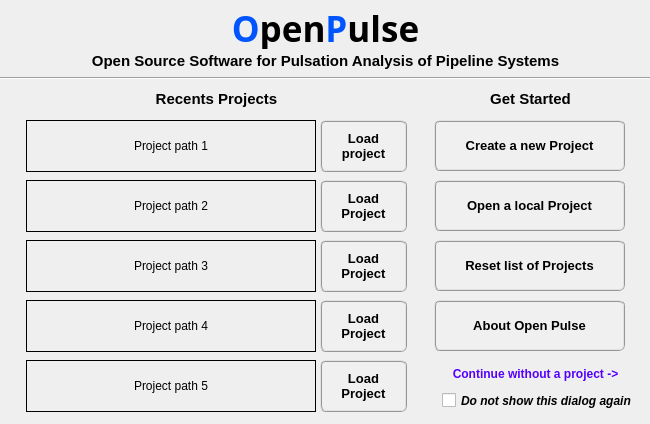
Before: the Qt Designer form pulse/interface/ui_files/project/get_started_input.ui in open-pulse/OpenPulse, drawn with Qt 5.
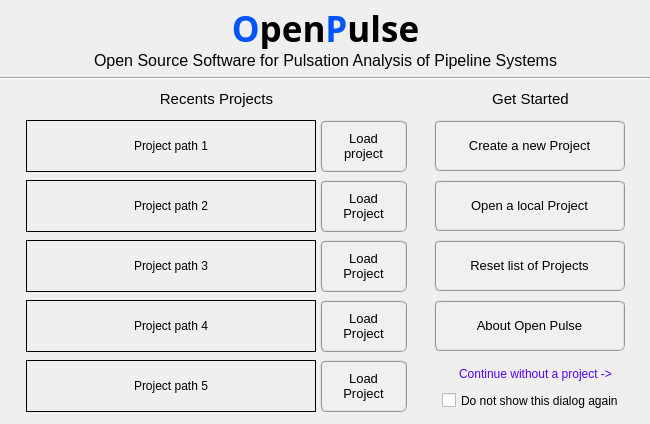
After: the same form once the commit is applied. Icons and pictures are not drawn.

```diff
--- a/pulse/interface/ui_files/project/get_started_input.ui
+++ b/pulse/interface/ui_files/project/get_started_input.ui
@@ -51,17 +51,17 @@
     </property>
     <property name="font">
      <font>
-      <family>MS Shell Dlg 2</family>
       <pointsize>10</pointsize>
-      <weight>75</weight>
+      <weight>50</weight>
       <italic>false</italic>
-      <bold>true</bold>
+      <bold>false</bold>
      </font>
     </property>
     <property name="styleSheet">
-     <string notr="true">QPushButton{border-radius: 6px; border-color: rgb(150, 150, 150); border-style: ridge; border-width: 2px; color: rgb(0, 0, 0); background-color: rgb(240, 240, 240); font: 75 bold 10pt &quot;MS Shell Dlg 2&quot;}
-QPushButton:hover{border-radius: 6px; border-color: rgb(0, 170, 255); border-style: ridge; border-width: 2px; color: rgb(0, 0, 0); background-color: rgba(174, 213, 255, 100); font: 75 bold 10pt &quot;MS Shell Dlg 2&quot;}
-QPushButton:pressed{border-radius: 6px; border-color: rgb(0, 170, 255); border-style: ridge; border-width: 3px; color: rgb(0, 0, 0); background-color: rgb(174, 213, 255); font: 75 bold 10pt &quot;MS Shell Dlg 2&quot;}</string>
+     <string notr="true">QPushButton{border-radius: 6px; border-color: rgb(150, 150, 150); border-style: ridge; border-width: 2px; color: rgb(0, 0, 0); background-color: rgb(240, 240, 240)}
+QPushButton:hover{border-radius: 6px; border-color: rgb(0, 170, 255); border-style: ridge; border-width: 2px; color: rgb(0, 0, 0); background-color: rgba(174, 213, 255, 100)}
+QPushButton:pressed{border-radius: 6px; border-color: rgb(0, 170, 255); border-style: ridge; border-width: 2px; color: rgb(0, 0, 0); background-color: rgb(174, 213, 255)}
+QPushButton:disabled{border-radius: 6px; border-color: rgb(150, 150, 150); border-style: ridge; border-width: 0px; color: rgb(150,150, 150); background-color: rgb(220, 220, 220)}</string>
     </property>
     <property name="text">
      <string>Open a local Project</string>
@@ -91,17 +91,17 @@
     </property>
     <property name="font">
      <font>
-      <family>MS Shell Dlg 2</family>
       <pointsize>10</pointsize>
-      <weight>75</weight>
+      <weight>50</weight>
       <italic>false</italic>
-      <bold>true</bold>
+      <bold>false</bold>
      </font>
     </property>
     <property name="styleSheet">
-     <string notr="true">QPushButton{border-radius: 6px; border-color: rgb(150, 150, 150); border-style: ridge; border-width: 2px; color: rgb(0, 0, 0); background-color: rgb(240, 240, 240); font: 75 bold 10pt &quot;MS Shell Dlg 2&quot;}
-QPushButton:hover{border-radius: 6px; border-color: rgb(0, 170, 255); border-style: ridge; border-width: 2px; color: rgb(0, 0, 0); background-color: rgba(174, 213, 255, 100); font: 75 bold 10pt &quot;MS Shell Dlg 2&quot;}
-QPushButton:pressed{border-radius: 6px; border-color: rgb(0, 170, 255); border-style: ridge; border-width: 3px; color: rgb(0, 0, 0); background-color: rgb(174, 213, 255); font: 75 bold 10pt &quot;MS Shell Dlg 2&quot;}</string>
+     <string notr="true">QPushButton{border-radius: 6px; border-color: rgb(150, 150, 150); border-style: ridge; border-width: 2px; color: rgb(0, 0, 0); background-color: rgb(240, 240, 240)}
+QPushButton:hover{border-radius: 6px; border-color: rgb(0, 170, 255); border-style: ridge; border-width: 2px; color: rgb(0, 0, 0); background-color: rgba(174, 213, 255, 100)}
+QPushButton:pressed{border-radius: 6px; border-color: rgb(0, 170, 255); border-style: ridge; border-width: 2px; color: rgb(0, 0, 0); background-color: rgb(174, 213, 255)}
+QPushButton:disabled{border-radius: 6px; border-color: rgb(150, 150, 150); border-style: ridge; border-width: 0px; color: rgb(150,150, 150); background-color: rgb(220, 220, 220)}</string>
     </property>
     <property name="text">
      <string>Create a new Project</string>
@@ -131,17 +131,17 @@
     </property>
     <property name="font">
      <font>
-      <family>MS Shell Dlg 2</family>
       <pointsize>10</pointsize>
-      <weight>75</weight>
+      <weight>50</weight>
       <italic>false</italic>
-      <bold>true</bold>
+      <bold>false</bold>
      </font>
     </property>
     <property name="styleSheet">
-     <string notr="true">QPushButton{border-radius: 6px; border-color: rgb(150, 150, 150); border-style: ridge; border-width: 2px; color: rgb(0, 0, 0); background-color: rgb(240, 240, 240); font: 75 bold 10pt &quot;MS Shell Dlg 2&quot;}
-QPushButton:hover{border-radius: 6px; border-color: rgb(0, 170, 255); border-style: ridge; border-width: 2px; color: rgb(0, 0, 0); background-color: rgba(174, 213, 255, 100); font: 75 bold 10pt &quot;MS Shell Dlg 2&quot;}
-QPushButton:pressed{border-radius: 6px; border-color: rgb(0, 170, 255); border-style: ridge; border-width: 3px; color: rgb(0, 0, 0); background-color: rgb(174, 213, 255); font: 75 bold 10pt &quot;MS Shell Dlg 2&quot;}</string>
+     <string notr="true">QPushButton{border-radius: 6px; border-color: rgb(150, 150, 150); border-style: ridge; border-width: 2px; color: rgb(0, 0, 0); background-color: rgb(240, 240, 240)}
+QPushButton:hover{border-radius: 6px; border-color: rgb(0, 170, 255); border-style: ridge; border-width: 2px; color: rgb(0, 0, 0); background-color: rgba(174, 213, 255, 100)}
+QPushButton:pressed{border-radius: 6px; border-color: rgb(0, 170, 255); border-style: ridge; border-width: 2px; color: rgb(0, 0, 0); background-color: rgb(174, 213, 255)}
+QPushButton:disabled{border-radius: 6px; border-color: rgb(150, 150, 150); border-style: ridge; border-width: 0px; color: rgb(150,150, 150); background-color: rgb(220, 220, 220)}</string>
     </property>
     <property name="text">
      <string>Reset list of Projects</string>
@@ -206,8 +206,6 @@
     <property name="font">
      <font>
       <pointsize>9</pointsize>
-      <weight>75</weight>
-      <bold>true</bold>
      </font>
     </property>
     <property name="text">
@@ -228,11 +226,7 @@
     </property>
     <property name="font">
      <font>
-      <family>Arial</family>
       <pointsize>9</pointsize>
-      <weight>75</weight>
-      <italic>true</italic>
-      <bold>true</bold>
      </font>
     </property>
     <property name="text">
@@ -250,17 +244,17 @@
     </property>
     <property name="font">
      <font>
-      <family>MS Shell Dlg 2</family>
       <pointsize>10</pointsize>
-      <weight>75</weight>
+      <weight>50</weight>
       <italic>false</italic>
-      <bold>true</bold>
+      <bold>false</bold>
      </font>
     </property>
     <property name="styleSheet">
-     <string notr="true">QPushButton{border-radius: 6px; border-color: rgb(150, 150, 150); border-style: ridge; border-width: 2px; color: rgb(0, 0, 0); background-color: rgb(240, 240, 240); font: 75 bold 10pt &quot;MS Shell Dlg 2&quot;}
-QPushButton:hover{border-radius: 6px; border-color: rgb(0, 170, 255); border-style: ridge; border-width: 2px; color: rgb(0, 0, 0); background-color: rgba(174, 213, 255, 100); font: 75 bold 10pt &quot;MS Shell Dlg 2&quot;}
-QPushButton:pressed{border-radius: 6px; border-color: rgb(0, 170, 255); border-style: ridge; border-width: 3px; color: rgb(0, 0, 0); background-color: rgb(174, 213, 255); font: 75 bold 10pt &quot;MS Shell Dlg 2&quot;}</string>
+     <string notr="true">QPushButton{border-radius: 6px; border-color: rgb(150, 150, 150); border-style: ridge; border-width: 2px; color: rgb(0, 0, 0); background-color: rgb(240, 240, 240)}
+QPushButton:hover{border-radius: 6px; border-color: rgb(0, 170, 255); border-style: ridge; border-width: 2px; color: rgb(0, 0, 0); background-color: rgba(174, 213, 255, 100)}
+QPushButton:pressed{border-radius: 6px; border-color: rgb(0, 170, 255); border-style: ridge; border-width: 2px; color: rgb(0, 0, 0); background-color: rgb(174, 213, 255)}
+QPushButton:disabled{border-radius: 6px; border-color: rgb(150, 150, 150); border-style: ridge; border-width: 0px; color: rgb(150,150, 150); background-color: rgb(220, 220, 220)}</string>
     </property>
     <property name="text">
      <string>About Open Pulse</string>
@@ -337,11 +331,10 @@
    </property>
    <property name="font">
     <font>
-     <family>MS Shell Dlg 2</family>
-     <pointsize>11</pointsize>
-     <weight>75</weight>
+     <pointsize>12</pointsize>
+     <weight>50</weight>
      <italic>false</italic>
-     <bold>true</bold>
+     <bold>false</bold>
     </font>
    </property>
    <property name="text">
@@ -362,10 +355,9 @@
    </property>
    <property name="font">
     <font>
-     <family>MS Shell Dlg 2</family>
      <pointsize>11</pointsize>
-     <weight>75</weight>
-     <bold>true</bold>
+     <weight>50</weight>
+     <bold>false</bold>
     </font>
    </property>
    <property name="autoFillBackground">
@@ -389,11 +381,10 @@
    </property>
    <property name="font">
     <font>
-     <family>MS Shell Dlg 2</family>
      <pointsize>11</pointsize>
-     <weight>75</weight>
+     <weight>50</weight>
      <italic>false</italic>
-     <bold>true</bold>
+     <bold>false</bold>
     </font>
    </property>
    <property name="autoFillBackground">
@@ -426,11 +417,10 @@
     </property>
     <property name="font">
      <font>
-      <family>MS Shell Dlg 2</family>
       <pointsize>10</pointsize>
-      <weight>75</weight>
+      <weight>50</weight>
       <italic>false</italic>
-      <bold>true</bold>
+      <bold>false</bold>
      </font>
     </property>
     <property name="layoutDirection">
@@ -440,9 +430,10 @@
      <bool>false</bool>
     </property>
     <property name="styleSheet">
-     <string notr="true">QPushButton{border-radius: 6px; border-color: rgb(150, 150, 150); border-style: ridge; border-width: 2px; color: rgb(0, 0, 0); background-color: rgb(240, 240, 240); font: 75 bold 10pt &quot;MS Shell Dlg 2&quot;}
-QPushButton:hover{border-radius: 6px; border-color: rgb(0, 170, 255); border-style: ridge; border-width: 2px; color: rgb(0, 0, 0); background-color: rgba(174, 213, 255, 100); font: 75 bold 10pt &quot;MS Shell Dlg 2&quot;}
-QPushButton:pressed{border-radius: 6px; border-color: rgb(0, 170, 255); border-style: ridge; border-width: 3px; color: rgb(0, 0, 0); background-color: rgb(174, 213, 255); font: 75 bold 10pt &quot;MS Shell Dlg 2&quot;}</string>
+     <string notr="true">QPushButton{border-radius: 6px; border-color: rgb(150, 150, 150); border-style: ridge; border-width: 2px; color: rgb(0, 0, 0); background-color: rgb(240, 240, 240)}
+QPushButton:hover{border-radius: 6px; border-color: rgb(0, 170, 255); border-style: ridge; border-width: 2px; color: rgb(0, 0, 0); background-color: rgba(174, 213, 255, 100)}
+QPushButton:pressed{border-radius: 6px; border-color: rgb(0, 170, 255); border-style: ridge; border-width: 2px; color: rgb(0, 0, 0); background-color: rgb(174, 213, 255)}
+QPushButton:disabled{border-radius: 6px; border-color: rgb(150, 150, 150); border-style: ridge; border-width: 0px; color: rgb(150,150, 150); background-color: rgb(220, 220, 220)}</string>
     </property>
     <property name="text">
      <string>Load 
@@ -515,11 +506,10 @@
     </property>
     <property name="font">
      <font>
-      <family>MS Shell Dlg 2</family>
       <pointsize>10</pointsize>
-      <weight>75</weight>
+      <weight>50</weight>
       <italic>false</italic>
-      <bold>true</bold>
+      <bold>false</bold>
      </font>
     </property>
     <property name="layoutDirection">
@@ -529,9 +519,10 @@
      <bool>false</bool>
     </property>
     <property name="styleSheet">
-     <string notr="true">QPushButton{border-radius: 6px; border-color: rgb(150, 150, 150); border-style: ridge; border-width: 2px; color: rgb(0, 0, 0); background-color: rgb(240, 240, 240); font: 75 bold 10pt &quot;MS Shell Dlg 2&quot;}
-QPushButton:hover{border-radius: 6px; border-color: rgb(0, 170, 255); border-style: ridge; border-width: 2px; color: rgb(0, 0, 0); background-color: rgba(174, 213, 255, 100); font: 75 bold 10pt &quot;MS Shell Dlg 2&quot;}
-QPushButton:pressed{border-radius: 6px; border-color: rgb(0, 170, 255); border-style: ridge; border-width: 3px; color: rgb(0, 0, 0); background-color: rgb(174, 213, 255); font: 75 bold 10pt &quot;MS Shell Dlg 2&quot;}</string>
+     <string notr="true">QPushButton{border-radius: 6px; border-color: rgb(150, 150, 150); border-style: ridge; border-width: 2px; color: rgb(0, 0, 0); background-color: rgb(240, 240, 240)}
+QPushButton:hover{border-radius: 6px; border-color: rgb(0, 170, 255); border-style: ridge; border-width: 2px; color: rgb(0, 0, 0); background-color: rgba(174, 213, 255, 100)}
+QPushButton:pressed{border-radius: 6px; border-color: rgb(0, 170, 255); border-style: ridge; border-width: 2px; color: rgb(0, 0, 0); background-color: rgb(174, 213, 255)}
+QPushButton:disabled{border-radius: 6px; border-color: rgb(150, 150, 150); border-style: ridge; border-width: 0px; color: rgb(150,150, 150); background-color: rgb(220, 220, 220)}</string>
     </property>
     <property name="text">
      <string>Load
@@ -604,11 +595,10 @@
     </property>
     <property name="font">
      <font>
-      <family>MS Shell Dlg 2</family>
       <pointsize>10</pointsize>
-      <weight>75</weight>
+      <weight>50</weight>
       <italic>false</italic>
-      <bold>true</bold>
+      <bold>false</bold>
      </font>
     </property>
     <property name="layoutDirection">
@@ -618,9 +608,10 @@
      <bool>false</bool>
     </property>
     <property name="styleSheet">
-     <string notr="true">QPushButton{border-radius: 6px; border-color: rgb(150, 150, 150); border-style: ridge; border-width: 2px; color: rgb(0, 0, 0); background-color: rgb(240, 240, 240); font: 75 bold 10pt &quot;MS Shell Dlg 2&quot;}
-QPushButton:hover{border-radius: 6px; border-color: rgb(0, 170, 255); border-style: ridge; border-width: 2px; color: rgb(0, 0, 0); background-color: rgba(174, 213, 255, 100); font: 75 bold 10pt &quot;MS Shell Dlg 2&quot;}
-QPushButton:pressed{border-radius: 6px; border-color: rgb(0, 170, 255); border-style: ridge; border-width: 3px; color: rgb(0, 0, 0); background-color: rgb(174, 213, 255); font: 75 bold 10pt &quot;MS Shell Dlg 2&quot;}</string>
+     <string notr="true">QPushButton{border-radius: 6px; border-color: rgb(150, 150, 150); border-style: ridge; border-width: 2px; color: rgb(0, 0, 0); background-color: rgb(240, 240, 240)}
+QPushButton:hover{border-radius: 6px; border-color: rgb(0, 170, 255); border-style: ridge; border-width: 2px; color: rgb(0, 0, 0); background-color: rgba(174, 213, 255, 100)}
+QPushButton:pressed{border-radius: 6px; border-color: rgb(0, 170, 255); border-style: ridge; border-width: 2px; color: rgb(0, 0, 0); background-color: rgb(174, 213, 255)}
+QPushButton:disabled{border-radius: 6px; border-color: rgb(150, 150, 150); border-style: ridge; border-width: 0px; color: rgb(150,150, 150); background-color: rgb(220, 220, 220)}</string>
     </property>
     <property name="text">
      <string>Load
@@ -690,11 +681,10 @@
     </property>
     <property name="font">
      <font>
-      <family>MS Shell Dlg 2</family>
       <pointsize>10</pointsize>
-      <weight>75</weight>
+      <weight>50</weight>
       <italic>false</italic>
-      <bold>true</bold>
+      <bold>false</bold>
      </font>
     </property>
     <property name="layoutDirection">
@@ -704,9 +694,10 @@
      <bool>false</bool>
     </property>
     <property name="styleSheet">
-     <string notr="true">QPushButton{border-radius: 6px; border-color: rgb(150, 150, 150); border-style: ridge; border-width: 2px; color: rgb(0, 0, 0); background-color: rgb(240, 240, 240); font: 75 bold 10pt &quot;MS Shell Dlg 2&quot;}
-QPushButton:hover{border-radius: 6px; border-color: rgb(0, 170, 255); border-style: ridge; border-width: 2px; color: rgb(0, 0, 0); background-color: rgba(174, 213, 255, 100); font: 75 bold 10pt &quot;MS Shell Dlg 2&quot;}
-QPushButton:pressed{border-radius: 6px; border-color: rgb(0, 170, 255); border-style: ridge; border-width: 3px; color: rgb(0, 0, 0); background-color: rgb(174, 213, 255); font: 75 bold 10pt &quot;MS Shell Dlg 2&quot;}</string>
+     <string notr="true">QPushButton{border-radius: 6px; border-color: rgb(150, 150, 150); border-style: ridge; border-width: 2px; color: rgb(0, 0, 0); background-color: rgb(240, 240, 240)}
+QPushButton:hover{border-radius: 6px; border-color: rgb(0, 170, 255); border-style: ridge; border-width: 2px; color: rgb(0, 0, 0); background-color: rgba(174, 213, 255, 100)}
+QPushButton:pressed{border-radius: 6px; border-color: rgb(0, 170, 255); border-style: ridge; border-width: 2px; color: rgb(0, 0, 0); background-color: rgb(174, 213, 255)}
+QPushButton:disabled{border-radius: 6px; border-color: rgb(150, 150, 150); border-style: ridge; border-width: 0px; color: rgb(150,150, 150); background-color: rgb(220, 220, 220)}</string>
     </property>
     <property name="text">
      <string>Load
@@ -776,11 +767,10 @@
     </property>
     <property name="font">
      <font>
-      <family>MS Shell Dlg 2</family>
       <pointsize>10</pointsize>
-      <weight>75</weight>
+      <weight>50</weight>
       <italic>false</italic>
-      <bold>true</bold>
+      <bold>false</bold>
      </font>
     </property>
     <property name="layoutDirection">
@@ -790,9 +780,10 @@
      <bool>false</bool>
     </property>
     <property name="styleSheet">
-     <string notr="true">QPushButton{border-radius: 6px; border-color: rgb(150, 150, 150); border-style: ridge; border-width: 2px; color: rgb(0, 0, 0); background-color: rgb(240, 240, 240); font: 75 bold 10pt &quot;MS Shell Dlg 2&quot;}
-QPushButton:hover{border-radius: 6px; border-color: rgb(0, 170, 255); border-style: ridge; border-width: 2px; color: rgb(0, 0, 0); background-color: rgba(174, 213, 255, 100); font: 75 bold 10pt &quot;MS Shell Dlg 2&quot;}
-QPushButton:pressed{border-radius: 6px; border-color: rgb(0, 170, 255); border-style: ridge; border-width: 3px; color: rgb(0, 0, 0); background-color: rgb(174, 213, 255); font: 75 bold 10pt &quot;MS Shell Dlg 2&quot;}</string>
+     <string notr="true">QPushButton{border-radius: 6px; border-color: rgb(150, 150, 150); border-style: ridge; border-width: 2px; color: rgb(0, 0, 0); background-color: rgb(240, 240, 240)}
+QPushButton:hover{border-radius: 6px; border-color: rgb(0, 170, 255); border-style: ridge; border-width: 2px; color: rgb(0, 0, 0); background-color: rgba(174, 213, 255, 100)}
+QPushButton:pressed{border-radius: 6px; border-color: rgb(0, 170, 255); border-style: ridge; border-width: 2px; color: rgb(0, 0, 0); background-color: rgb(174, 213, 255)}
+QPushButton:disabled{border-radius: 6px; border-color: rgb(150, 150, 150); border-style: ridge; border-width: 0px; color: rgb(150,150, 150); background-color: rgb(220, 220, 220)}</string>
     </property>
     <property name="text">
      <string>Load
```
Left out of the diff: 35 changed lines with no effect on the pictures.
